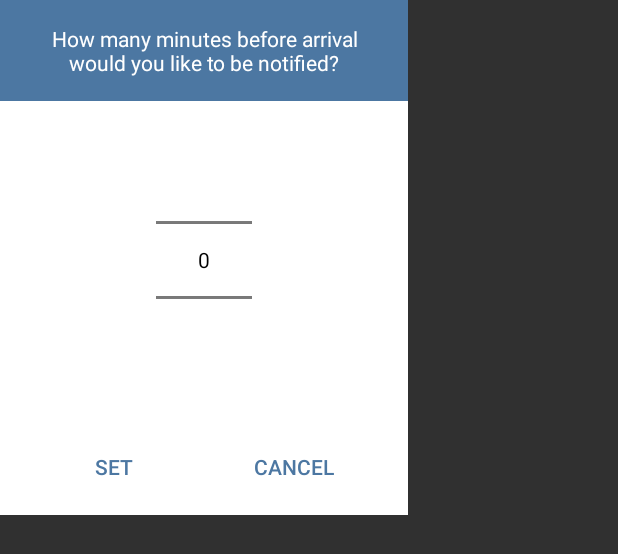
After one commit to michaelvdow/CU-Transit-Android-App, an Android app: the layout dialog_departure.xml on its own in the app's theme, with its tools: preview values and no code run, on a phone screen of 412 x 824 dp. The commit adds this screen. Shown: the top 554 px of the screen. Run offline under Robolectric (Android 15) with nearby library versions, the phone set to English and light mode, and no system bars.

Commit message:
Added notification update to departures

```diff
--- a/app/src/main/AndroidManifest.xml
+++ b/app/src/main/AndroidManifest.xml
@@ -7,6 +7,8 @@
     <uses-permission android:name="android.permission.ACCESS_FINE_LOCATION" />
     <uses-permission android:name="android.permission.ACCESS_COARSE_LOCATION" />
     <uses-permission android:name="android.permission.INTERNET" />
+    <uses-permission android:name="android.permission.FOREGROUND_SERVICE" />
+    <uses-permission android:name="android.permission.VIBRATE" />
 
     <application
         android:allowBackup="true"
@@ -23,6 +25,7 @@
                 <category android:name="android.intent.category.LAUNCHER" />
             </intent-filter>
         </activity>
+        <service android:name=".notification.NotificationService" />
 
         <meta-data android:name="com.google.android.geo.API_KEY" android:value="AIzaSyDKeRdOvKFJee21o2JOUd8zPtD2BpplfK8"/>
     </application>
--- a/app/src/main/java/com/apps/michaedow/cutransit/API/Departure.kt
+++ b/app/src/main/java/com/apps/michaedow/cutransit/API/Departure.kt
@@ -1,4 +1,6 @@
 package com.apps.michaedow.cutransit.API
+
+import java.io.Serializable
 
 data class Departure (
     var stop_id: String,
@@ -7,5 +9,5 @@ data class Departure (
     var trip: Trip,
     var vehicle_id: String,
     var expected: String,
-    var expected_mins: String
-)
+    var expected_mins: Int
+) : Serializable
--- a/app/src/main/java/com/apps/michaedow/cutransit/API/Route.kt
+++ b/app/src/main/java/com/apps/michaedow/cutransit/API/Route.kt
@@ -1,9 +1,11 @@
 package com.apps.michaedow.cutransit.API
+
+import java.io.Serializable
 
 data class Route (
     var route_color: String,
-    var route__id: String,
+    var route_id: String,
     var route_long_name: String,
     var route_short_name: String,
     var route_text_color: String
-)
+) : Serializable
--- a/app/src/main/java/com/apps/michaedow/cutransit/API/Trip.kt
+++ b/app/src/main/java/com/apps/michaedow/cutransit/API/Trip.kt
@@ -1,4 +1,6 @@
 package com.apps.michaedow.cutransit.API
+
+import java.io.Serializable
 
 data class Trip (
     var trip_id: String,
@@ -8,4 +10,4 @@ data class Trip (
     var direction: String,
     var service_id: String,
     var shape_id: String
-)
+) : Serializable
--- a/app/src/main/java/com/apps/michaedow/cutransit/SuggestionsAdapter.kt
+++ b/app/src/main/java/com/apps/michaedow/cutransit/main_activity/SuggestionsAdapter.kt
@@ -1,4 +1,4 @@
-package com.apps.michaedow.cutransit
+package com.apps.michaedow.cutransit.main_activity
 
 import android.content.Context
 import android.database.Cursor
@@ -7,6 +7,7 @@ import android.view.View
 import android.view.ViewGroup
 import android.widget.TextView
 import androidx.cursoradapter.widget.CursorAdapter
+import com.apps.michaedow.cutransit.R
 
 class SuggestionsAdapter(context: Context?, cursor: Cursor?) : CursorAdapter(context, cursor, 0) {
 
--- /dev/null
+++ b/app/src/main/res/layout/dialog_departure.xml
@@ -0,0 +1,69 @@
+<?xml version="1.0" encoding="utf-8"?>
+<LinearLayout xmlns:android="http://schemas.android.com/apk/res/android"
+    android:layout_width="wrap_content"
+    android:layout_height="wrap_content"
+    android:gravity="center_horizontal"
+    android:orientation="vertical"
+    android:background="?attr/themeBackgroundColor">
+
+    <TextView
+        android:id="@+id/dialog_question"
+        android:layout_width="match_parent"
+        android:layout_height="wrap_content"
+        android:background="?attr/colorPrimary"
+        android:gravity="center"
+        android:paddingBottom="16dp"
+        android:paddingLeft="16dp"
+        android:paddingRight="16dp"
+        android:paddingTop="16dp"
+        android:text="@string/dialog_question"
+        android:textColor="@android:color/white" />
+
+    <NumberPicker
+        android:id="@+id/dialog_number_picker"
+        android:layout_width="wrap_content"
+        android:theme="@style/AppTheme.Picker"
+        android:layout_height="wrap_content"
+        android:layout_marginTop="16dp"
+        android:background="?attr/themeBackgroundColor"/>
+
+    <LinearLayout
+        android:layout_width="wrap_content"
+        android:layout_height="wrap_content"
+        android:layout_marginLeft="16dp"
+        android:layout_marginRight="16dp"
+        android:gravity="center_vertical"
+        android:orientation="horizontal"
+        android:paddingBottom="16dp"
+        android:paddingLeft="16dp"
+        android:paddingRight="16dp"
+        android:background="?attr/themeBackgroundColor">
+
+        <Button
+            android:id="@+id/dialog_set_button"
+            style="?android:attr/borderlessButtonStyle"
+            android:layout_width="wrap_content"
+            android:layout_height="wrap_content"
+            android:layout_marginRight="16dp"
+            android:layout_marginTop="16dp"
+            android:background="?attr/themeBackgroundColor"
+            android:elevation="0dp"
+            android:shadowColor="@android:color/white"
+            android:text="@string/dialog_set"
+            android:textColor="?attr/themeDialogTextColor"/>
+
+        <Button
+            android:id="@+id/dialog_cancel_button"
+            style="?android:attr/borderlessButtonStyle"
+            android:layout_width="wrap_content"
+            android:layout_height="wrap_content"
+            android:layout_marginLeft="16dp"
+            android:layout_marginTop="16dp"
+            android:background="?attr/themeBackgroundColor"
+            android:elevation="0dp"
+            android:shadowColor="@android:color/white"
+            android:text="@string/dialog_cancel"
+            android:textColor="?attr/themeDialogTextColor" />
+    </LinearLayout>
+
+</LinearLayout>
--- a/app/src/main/res/values/strings.xml
+++ b/app/src/main/res/values/strings.xml
@@ -40,6 +40,8 @@
     <string name="mtd_error">Error with MTD data</string>
     <string name="route">Route</string>
     <string name="directions">Directions</string>
+    <string name="arrives">arrives</string>
+    <string name="until">until</string>
 
     <string name="near_me_fragment">Near Me</string>
     <string name="favorites_fragment">Favorites</string>
--- a/app/src/main/res/values/styles.xml
+++ b/app/src/main/res/values/styles.xml
@@ -34,4 +34,8 @@
         <item name="android:windowActionBarOverlay">true</item>
     </style>
 
+    <style name="AppTheme.Picker" parent="Theme.AppCompat.Light.NoActionBar" >
+        <item name="android:textColorPrimary">@android:color/black</item>
+    </style>
+
 </resources>
```
Also changed, not shown: app/src/main/java/com/apps/michaedow/cutransit/departures/DeparturesFragment.kt (+48 -1 lines), app/src/main/java/com/apps/michaedow/cutransit/departures/DeparturesListAdapter.kt (+22 -5 lines), app/src/main/java/com/apps/michaedow/cutransit/notification/NotificationService.kt (added, +193 -0 lines).
